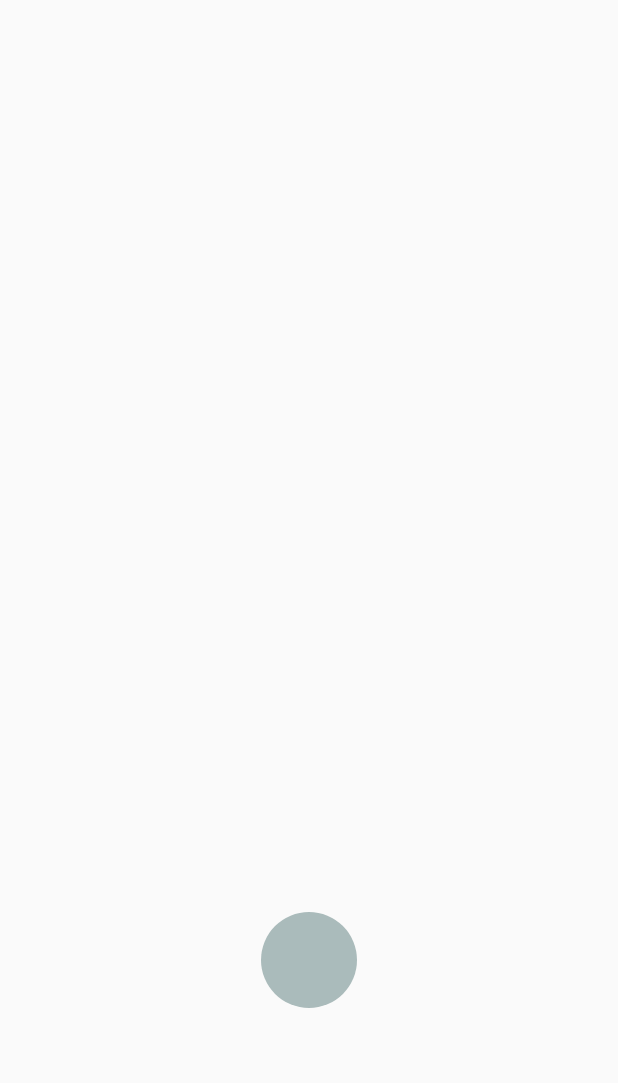
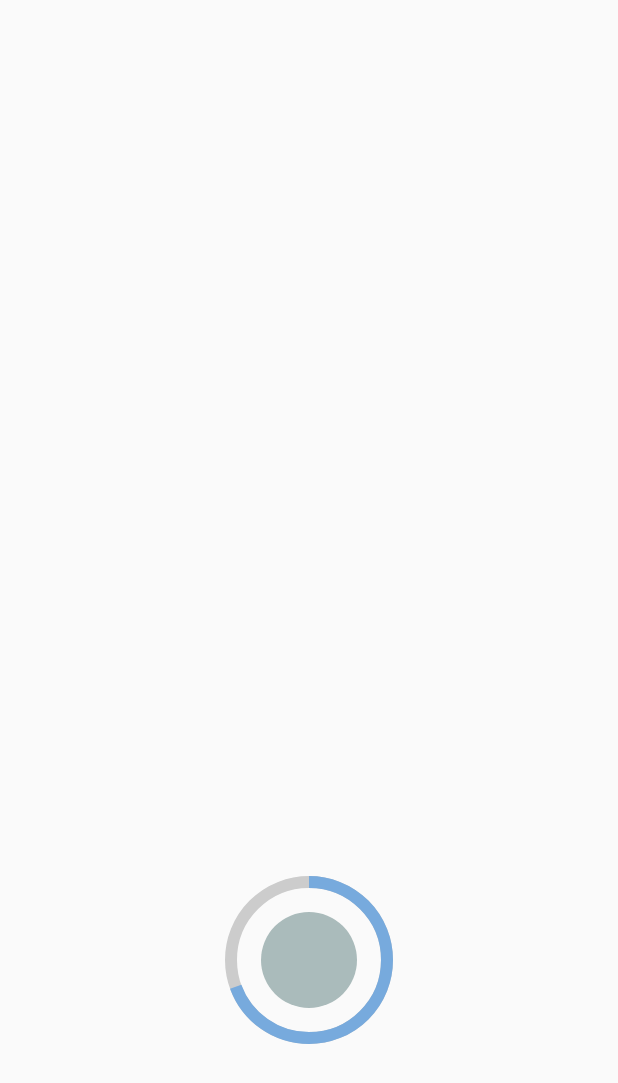
Before and after one commit to aluceps/PracticeCircleProgressBar, an Android app: the layout activity_main.xml on its own in the app's theme, with its tools: preview values and no code run, on a phone screen of 412 x 824 dp. Shown: the top 1083 px of the screen. Run offline under Robolectric (Android 15) with nearby library versions, the phone set to English and light mode, and no system bars.

Commit message:
Create circle view.

```diff
--- /dev/null
+++ b/app/src/main/java/me/aluceps/practicecountdownprogressbar/CircleProgressBar.kt
@@ -0,0 +1,88 @@
+package me.aluceps.practicecountdownprogressbar
+
+import android.content.Context
+import android.graphics.Canvas
+import android.graphics.Paint
+import android.graphics.RectF
+import android.support.v4.content.res.ResourcesCompat
+import android.util.AttributeSet
+import android.view.View
+
+class CircleProgressBar @JvmOverloads constructor(
+    context: Context?,
+    attrs: AttributeSet? = null,
+    defStyleAttr: Int = 0
+) : View(context, attrs, defStyleAttr) {
+
+    private var progressColor = 0
+    private var progressColorSecondary = 0
+    private var progressStrokeWidth = 0f
+    private var duration = 0
+
+    private val progressPaint by lazy {
+        Paint().apply {
+            isAntiAlias = true
+            style = Paint.Style.STROKE
+            strokeWidth = progressStrokeWidth
+            color = progressColor
+        }
+    }
+
+    private val progressSecondaryPaint by lazy {
+        Paint().apply {
+            isAntiAlias = true
+            style = Paint.Style.STROKE
+            strokeWidth = progressStrokeWidth
+            color = progressColorSecondary
+        }
+    }
+
+    private val progressOval = RectF()
+
+    init {
+        setup(context, attrs, defStyleAttr)
+    }
+
+    private fun setup(context: Context?, attrs: AttributeSet?, defStyleAttr: Int) {
+        val typedArray = context?.obtainStyledAttributes(attrs, R.styleable.CircleProgressBar, defStyleAttr, 0)
+
+        typedArray?.getColor(
+            R.styleable.CircleProgressBar_progress_color,
+            getColor(R.color.colorProgress)
+        )?.let { progressColor = it }
+
+        typedArray?.getColor(
+            R.styleable.CircleProgressBar_progress_secondary_color,
+            getColor(R.color.colorProgressSecondaly)
+        )?.let { progressColorSecondary = it }
+
+        typedArray?.getDimension(R.styleable.CircleProgressBar_progress_stroke_width, 0f)
+            ?.let { progressStrokeWidth = it }
+
+        typedArray?.getInt(R.styleable.CircleProgressBar_progress_duration, 0)
+            ?.let { duration = it }
+
+        typedArray?.recycle()
+    }
+
+    override fun onDraw(canvas: Canvas?) {
+        super.onDraw(canvas)
+        progressOval.set(
+            progressStrokeWidth,
+            progressStrokeWidth,
+            width - progressStrokeWidth,
+            height - progressStrokeWidth
+        )
+        canvas?.drawArc(progressOval, 0f, 360f, false, progressSecondaryPaint)
+        canvas?.drawArc(progressOval, 270f, 250f, false, progressPaint)
+    }
+
+    private fun getColor(resId: Int): Int =
+        ResourcesCompat.getColor(resources, resId, null)
+
+    private fun Context.convertPx2Dp(px: Int): Float =
+        px / context.resources.displayMetrics.density
+
+    private fun Context.convertDp2Px(dp: Int): Float =
+        dp * context.resources.displayMetrics.density
+}
--- a/app/src/main/res/layout/activity_main.xml
+++ b/app/src/main/res/layout/activity_main.xml
@@ -16,11 +16,21 @@
             android:layout_height="wrap_content"
             android:background="@drawable/circle_button"
             app:layout_constraintBottom_toBottomOf="parent"
-            app:layout_constraintLeft_toLeftOf="parent"
-            app:layout_constraintRight_toRightOf="parent"
+            app:layout_constraintEnd_toEndOf="parent"
+            app:layout_constraintStart_toStartOf="parent"
             app:layout_constraintTop_toTopOf="parent"
             app:layout_constraintVertical_bias="0.8"
             />
 
+        <me.aluceps.practicecountdownprogressbar.CircleProgressBar
+            android:id="@+id/progress"
+            android:layout_width="120dp"
+            android:layout_height="120dp"
+            app:layout_constraintBottom_toBottomOf="@id/button"
+            app:layout_constraintEnd_toEndOf="@id/button"
+            app:layout_constraintStart_toStartOf="@id/button"
+            app:layout_constraintTop_toTopOf="@id/button"
+            app:progress_stroke_width="8dp"
+            />
     </android.support.constraint.ConstraintLayout>
 </layout>
--- a/app/src/main/res/values/colors.xml
+++ b/app/src/main/res/values/colors.xml
@@ -3,4 +3,7 @@
     <color name="colorPrimary">#008577</color>
     <color name="colorPrimaryDark">#00574B</color>
     <color name="colorAccent">#D81B60</color>
+
+    <color name="colorProgress">#7ad</color>
+    <color name="colorProgressSecondaly">#ccc</color>
 </resources>
```
Also changed, not shown: app/src/main/java/me/aluceps/practicecountdownprogressbar/MainActivity.kt (+8 -2 lines), app/src/main/res/values/attrs.xml (added, +9 -0 lines), 2 other files.
